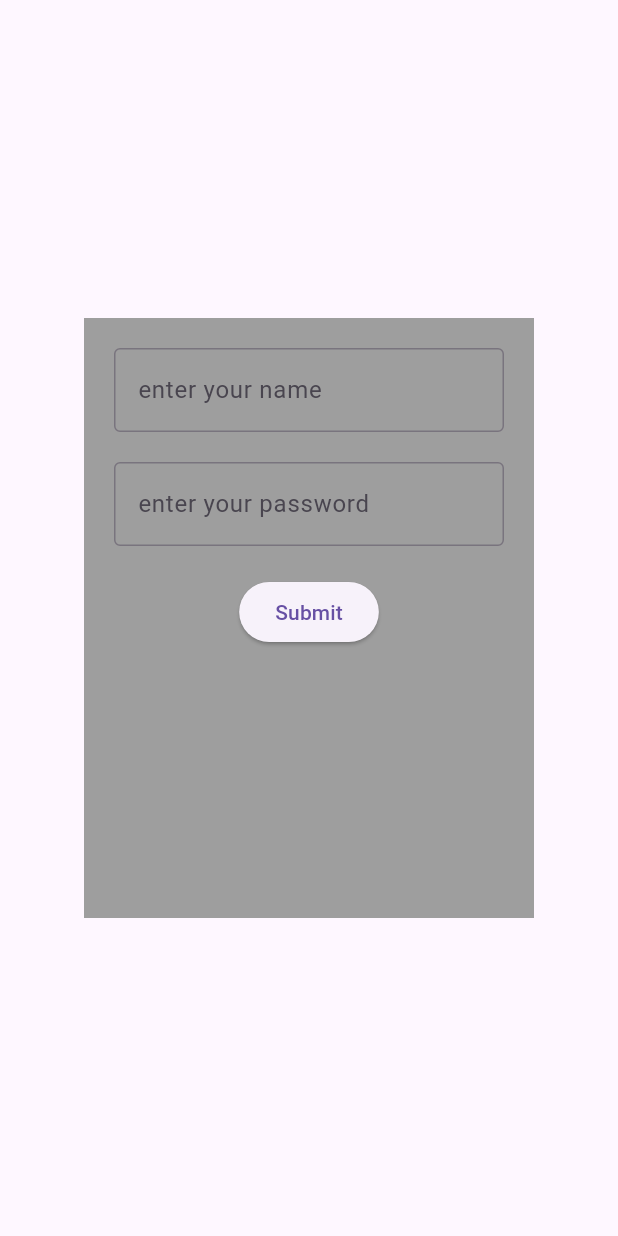
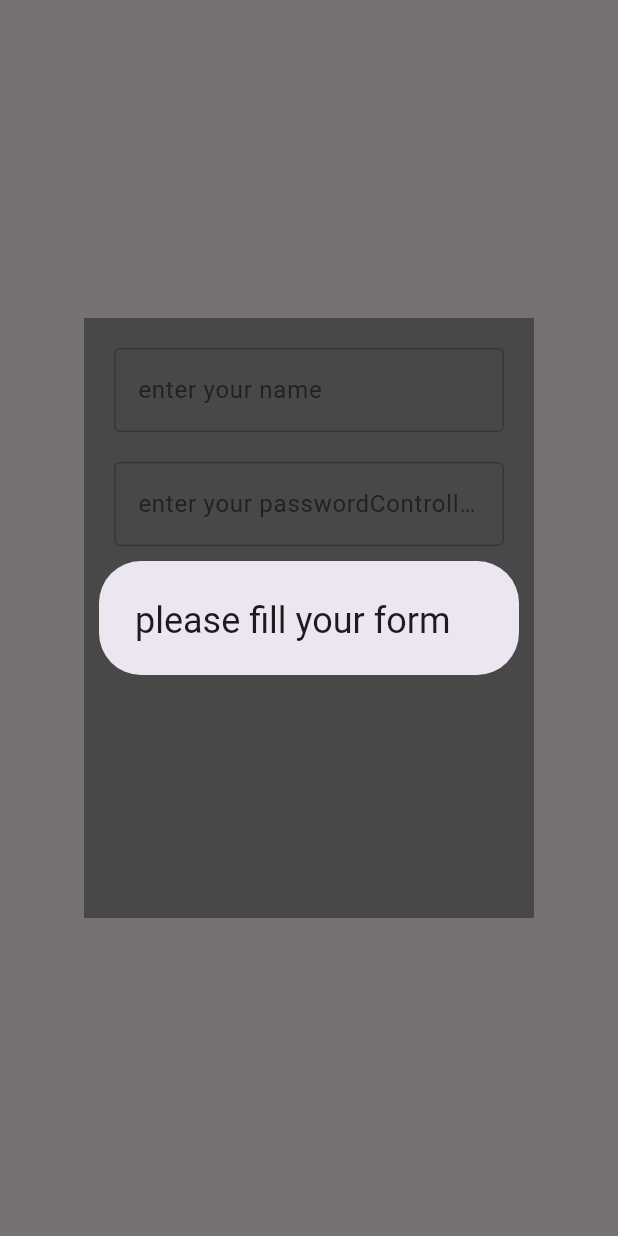
Before and after one commit to shamseernpm-beep/hive_practice_2, a Flutter app: the screen it shows after launch, after a tap on "Submit", on a phone screen of 412 x 824 dp. Run offline on Flutter 3.47's test engine with Material 3 defaults, Android fonts, the phone set to English and light mode, and no system bars; our stand-ins replace shared_preferences.

Commit message:
copleted shardpreferences

```diff
--- a/lib/login.dart
+++ b/lib/login.dart
@@ -1,5 +1,6 @@
-import 'package:flutter/cupertino.dart';
+import 'package:dummy_8/home.dart';
 import 'package:flutter/material.dart';
+import 'package:shared_preferences/shared_preferences.dart';
 
 class Login extends StatefulWidget {
   const Login({super.key});
@@ -9,6 +10,34 @@ class Login extends StatefulWidget {
 }
 
 class _LoginState extends State<Login> {
+  final usernameController = TextEditingController();
+  final passwordController = TextEditingController();
+
+  void click() async {
+    final username = usernameController.text;
+    final password = passwordController.text;
+
+    if (username.isNotEmpty && password.isNotEmpty) {
+      final save = await SharedPreferences.getInstance();
+
+      await save.setBool('login', true);
+
+      if (!mounted) return;
+
+      Navigator.pushReplacement(
+        context,
+        MaterialPageRoute(builder: (context) => Home()),
+      );
+    } else {
+      showDialog(
+        context: context,
+        builder: (context) {
+          return AlertDialog(title: Text("please fill your form"));
+        },
+      );
+    }
+  }
+
   @override
   Widget build(BuildContext context) {
     return Scaffold(
@@ -22,6 +51,7 @@ class _LoginState extends State<Login> {
             child: Column(
               children: [
                 TextField(
+                  controller: usernameController,
                   decoration: InputDecoration(
                     border: OutlineInputBorder(),
                     hintText: "enter your name",
@@ -29,13 +59,19 @@ class _LoginState extends State<Login> {
                 ),
                 SizedBox(height: 20),
                 TextField(
+                  controller: passwordController,
                   decoration: InputDecoration(
                     border: OutlineInputBorder(),
-                    hintText: "enter your password",
+                    hintText: "enter your passwordController",
                   ),
                 ),
                 SizedBox(height: 20),
-                ElevatedButton(onPressed: () {}, child: Text("Submit")),
+                ElevatedButton(
+                  onPressed: () async {
+                    click();
+                  },
+                  child: Text("Submit"),
+                ),
               ],
             ),
           ),
--- a/lib/spalsh.dart
+++ b/lib/spalsh.dart
@@ -1,7 +1,9 @@
 import 'dart:async';
 
+import 'package:dummy_8/home.dart';
 import 'package:dummy_8/login.dart';
 import 'package:flutter/material.dart';
+import 'package:shared_preferences/shared_preferences.dart';
 
 class Splash extends StatefulWidget {
   const Splash({super.key});
@@ -16,11 +18,27 @@ class _SplashState extends State<Splash> {
     super.initState();
 
     Timer(Duration(seconds: 3), () async {
+      then();
+    });
+  }
+
+  void then() async {
+    final save = await SharedPreferences.getInstance();
+    final isLogged = save.getBool('login') ?? false;
+
+    if (!mounted) return;
+
+    if (isLogged) {
+      Navigator.pushReplacement(
+        context,
+        MaterialPageRoute(builder: (context) => Home()),
+      );
+    } else {
       Navigator.pushReplacement(
         context,
         MaterialPageRoute(builder: (context) => Login()),
       );
-    });
+    }
   }
 
   @override
```
